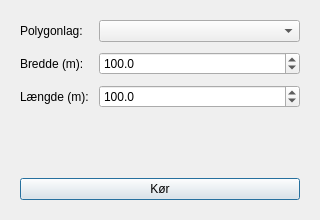
First picture: the form in plugins/Limf_SoilSurvey/lav_grid_dialog.ui, repository hrosenskjold/Limfjordssekretariatet_plugins, before the edit.
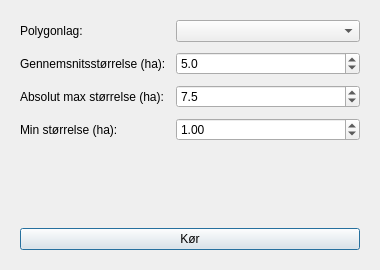
Second picture: the form after the edit.

Diff of the .ui file:
```diff
--- a/plugins/Limf_SoilSurvey/lav_grid_dialog.ui
+++ b/plugins/Limf_SoilSurvey/lav_grid_dialog.ui
@@ -6,8 +6,8 @@
    <rect>
     <x>0</x>
     <y>0</y>
-    <width>320</width>
-    <height>220</height>
+    <width>380</width>
+    <height>270</height>
    </rect>
   </property>
   <property name="windowTitle">
@@ -44,20 +44,20 @@
      <item row="1" column="0">
       <widget class="QLabel" name="lblBredde">
        <property name="text">
-        <string>Bredde (m):</string>
+        <string>Gennemsnitsstørrelse (ha):</string>
        </property>
       </widget>
      </item>
      <item row="1" column="1">
       <widget class="QDoubleSpinBox" name="spinBredde">
        <property name="minimum">
-        <double>1.0</double>
+        <double>0.1</double>
        </property>
        <property name="maximum">
-        <double>100000.0</double>
+        <double>1000.0</double>
        </property>
        <property name="value">
-        <double>100.0</double>
+        <double>5.0</double>
        </property>
        <property name="decimals">
         <number>1</number>
@@ -67,26 +67,49 @@
      <item row="2" column="0">
       <widget class="QLabel" name="lblLaengde">
        <property name="text">
-        <string>Længde (m):</string>
+        <string>Absolut max størrelse (ha):</string>
        </property>
       </widget>
      </item>
      <item row="2" column="1">
       <widget class="QDoubleSpinBox" name="spinLaengde">
        <property name="minimum">
-        <double>1.0</double>
+        <double>0.1</double>
        </property>
        <property name="maximum">
-        <double>100000.0</double>
+        <double>1000.0</double>
        </property>
        <property name="value">
-        <double>100.0</double>
+        <double>7.5</double>
        </property>
        <property name="decimals">
         <number>1</number>
        </property>
       </widget>
      </item>
+     <item row="3" column="0">
+      <widget class="QLabel" name="lblMinHa">
+       <property name="text">
+        <string>Min størrelse (ha):</string>
+       </property>
+      </widget>
+     </item>
+     <item row="3" column="1">
+      <widget class="QDoubleSpinBox" name="spinMinHa">
+       <property name="minimum">
+        <double>0.01</double>
+       </property>
+       <property name="maximum">
+        <double>1000.0</double>
+       </property>
+       <property name="value">
+        <double>1.0</double>
+       </property>
+       <property name="decimals">
+        <number>2</number>
+       </property>
+      </widget>
+     </item>
     </layout>
    </item>
    <item>
```
Left out of the diff: 8 changed lines with no effect on the pictures.
